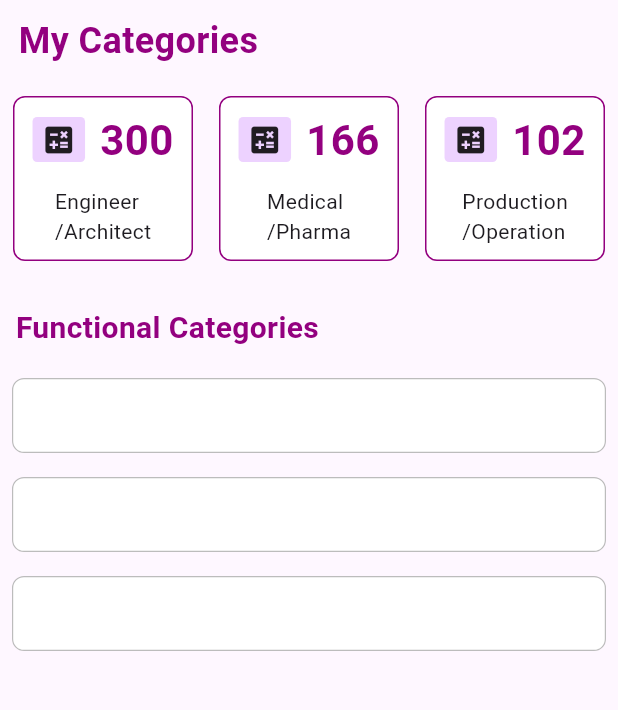
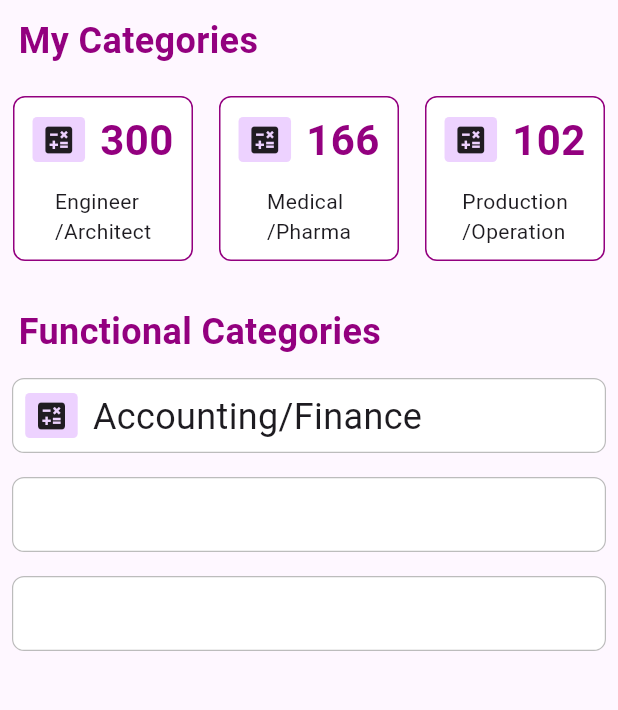
Before and after one commit to ArifHossain123/bd_job_categories, a Flutter app: the screen it shows after launch, on a phone screen of 412 x 824 dp, the part 84-794 px from its top. Run offline on Flutter 3.47's test engine with Material 3 defaults, Android fonts, the phone set to English and light mode, and no system bars.

Commit message:
Functional Categories

```diff
--- a/lib/main.dart
+++ b/lib/main.dart
@@ -238,7 +238,7 @@ class BdJobCategories extends StatelessWidget {
                 '  Functional Categories',
                 style: TextStyle(
                   color: Color.fromARGB(255, 147, 0, 127),
-                  fontSize: 20,
+                  fontSize: 24,
                   fontWeight: FontWeight.bold,
                 ),
               ),
@@ -253,6 +253,36 @@ class BdJobCategories extends StatelessWidget {
                       width: .8,
                       color: const Color.fromARGB(255, 188, 188, 188)),
                   borderRadius: BorderRadius.circular(8),
+                ),
+                child: Row(
+                  children: [
+                    Padding(
+                      padding: const EdgeInsets.all(8.0),
+                      child: Row(
+                        mainAxisAlignment: MainAxisAlignment.center,
+                        children: [
+                          Container(
+                            height: 30,
+                            width: 35,
+                            decoration: BoxDecoration(
+                              color: const Color.fromARGB(101, 210, 141, 255),
+                              borderRadius: BorderRadius.circular(3),
+                            ),
+                            child: const Icon(Icons.calculate),
+                          ),
+                          const SizedBox(
+                            width: 10,
+                          ),
+                          const Text(
+                            'Accounting/Finance',
+                            style: TextStyle(
+                              fontSize: 24,
+                            ),
+                          ),
+                        ],
+                      ),
+                    ),
+                  ],
                 ),
               ),
             ),
```
